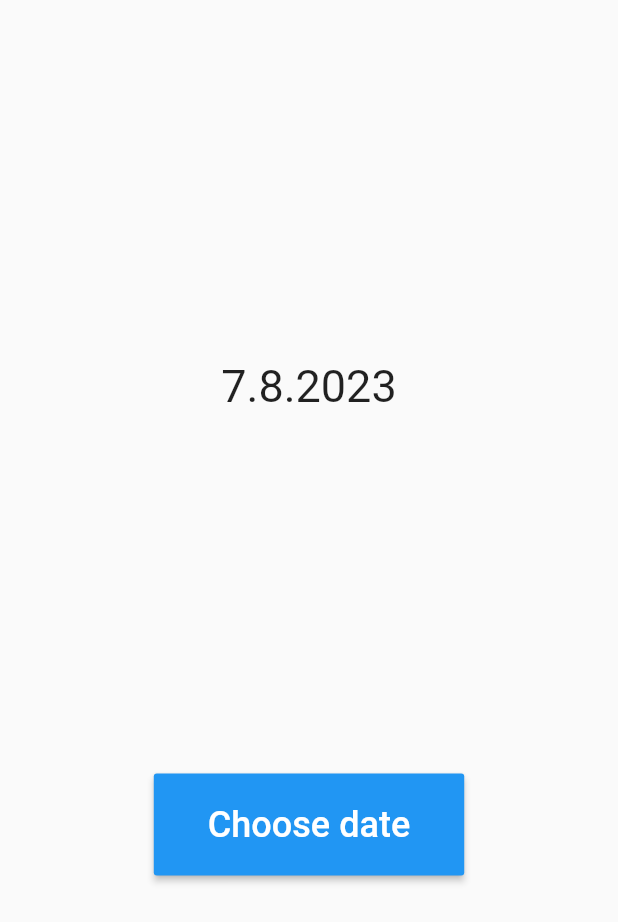
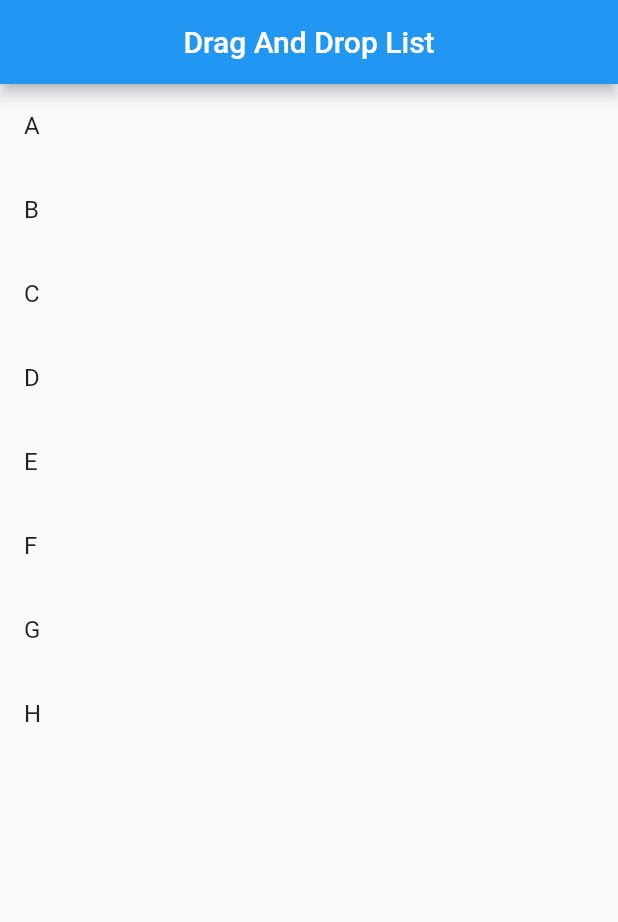
Before and after one commit to mbr1993/flutter_widgets, a Flutter app: the screen it shows after launch, on a phone screen of 412 x 824 dp. Shown: the top 922 px of the screen. Run offline on Flutter 3.47's test engine with Material 2 defaults, Android fonts, the phone set to English and light mode, and no system bars; our stand-ins replace flutter_slidable.

```diff
--- /dev/null
+++ b/lib/drag_and_drop/drag_and_drop.dart
@@ -0,0 +1,39 @@
+import 'package:flutter/material.dart';
+
+class MyDragAndDrop extends StatefulWidget {
+  const MyDragAndDrop({super.key});
+
+  @override
+  State<MyDragAndDrop> createState() => _MyDragAndDropState();
+}
+
+class _MyDragAndDropState extends State<MyDragAndDrop> {
+  final List myTiles = ['A', 'B', 'C', 'D', 'E', 'F', 'G', 'H'];
+
+  void updateTiles(int oldIndex, int newIndex) {
+    setState(() {
+      final tile = myTiles.removeAt(oldIndex);
+      myTiles.insert(newIndex, tile);
+    });
+  }
+
+  @override
+  Widget build(BuildContext context) {
+    return Scaffold(
+      appBar: AppBar(
+        centerTitle: true,
+        title: const Text("Drag And Drop List"),
+      ),
+      body: ReorderableListView(
+        onReorder: (oldIndex, newIndex) => updateTiles(oldIndex, newIndex),
+        children: [
+          for (final tile in myTiles)
+            ListTile(
+              title: Text(tile),
+              key: ValueKey(tile),
+            ),
+        ],
+      ),
+    );
+  }
+}
--- a/lib/main.dart
+++ b/lib/main.dart
@@ -1,5 +1,5 @@
 import 'package:flutter/material.dart';
-import 'package:flutter_widgets/date_and_time_picker/date_picker.dart';
+import 'package:flutter_widgets/drag_and_drop/drag_and_drop.dart';
 
 void main() {
   runApp(const MyApp());
@@ -10,9 +10,10 @@ class MyApp extends StatelessWidget {
 
   @override
   Widget build(BuildContext context) {
-    return MaterialApp(
-      home: MyDataPicker(),
-      theme: ThemeData(primarySwatch: Colors.deepPurple),
+    final ThemeData theme = ThemeData();
+    return const MaterialApp(
+    debugShowCheckedModeBanner: false,
+    home: MyDragAndDrop(),
     );
   }
 }
--- a/pubspec.yaml
+++ b/pubspec.yaml
@@ -35,6 +35,7 @@ dependencies:
   # The following adds the Cupertino Icons font to your application.
   # Use with the CupertinoIcons class for iOS style icons.
   cupertino_icons: ^1.0.2
+  flutter_slidable: ^3.0.0
 
 dev_dependencies:
   flutter_test:
```
Also changed, not shown: lib/modern_whell_scroll/am_pm.dart (added, +19 -0 lines), lib/modern_whell_scroll/modern_wheel_scroll.dart (added, +92 -0 lines), lib/modern_whell_scroll/tile_hours.dart (added, +19 -0 lines), lib/modern_whell_scroll/tile_minutes.dart (added, +19 -0 lines), lib/slidable_widgets/slidable_widget.dart (added, +60 -0 lines), pubspec.lock.
